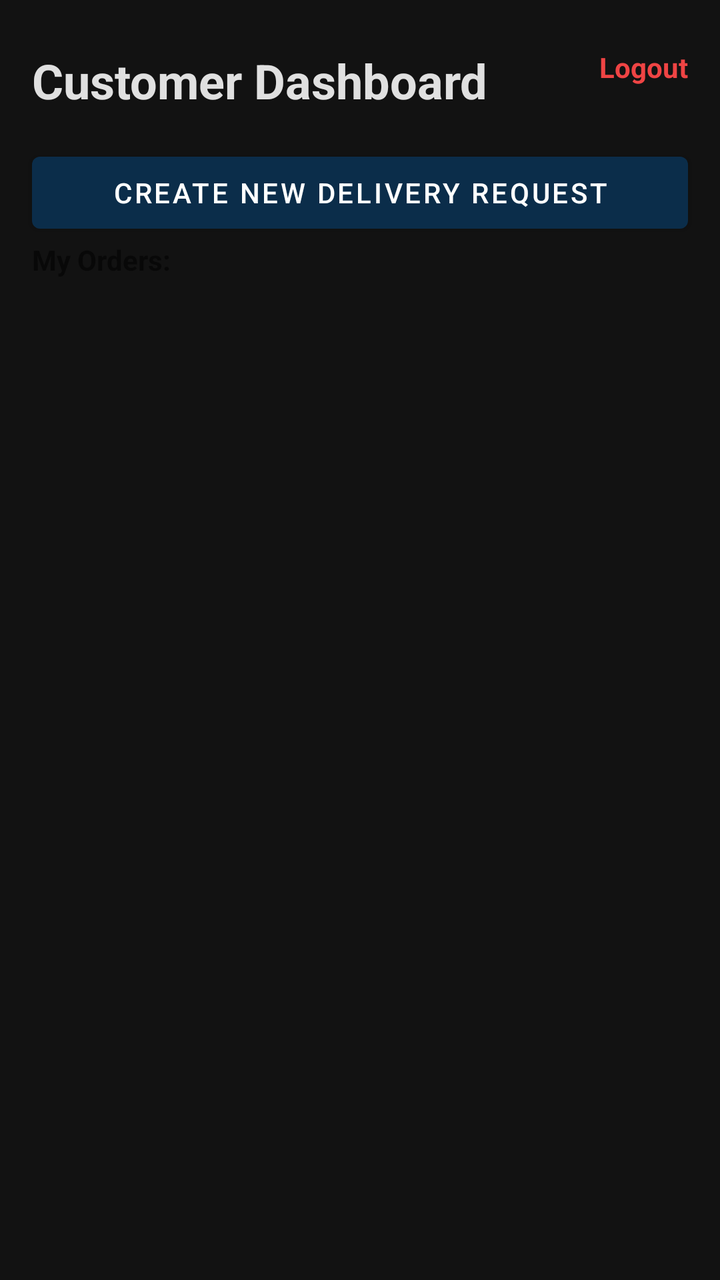
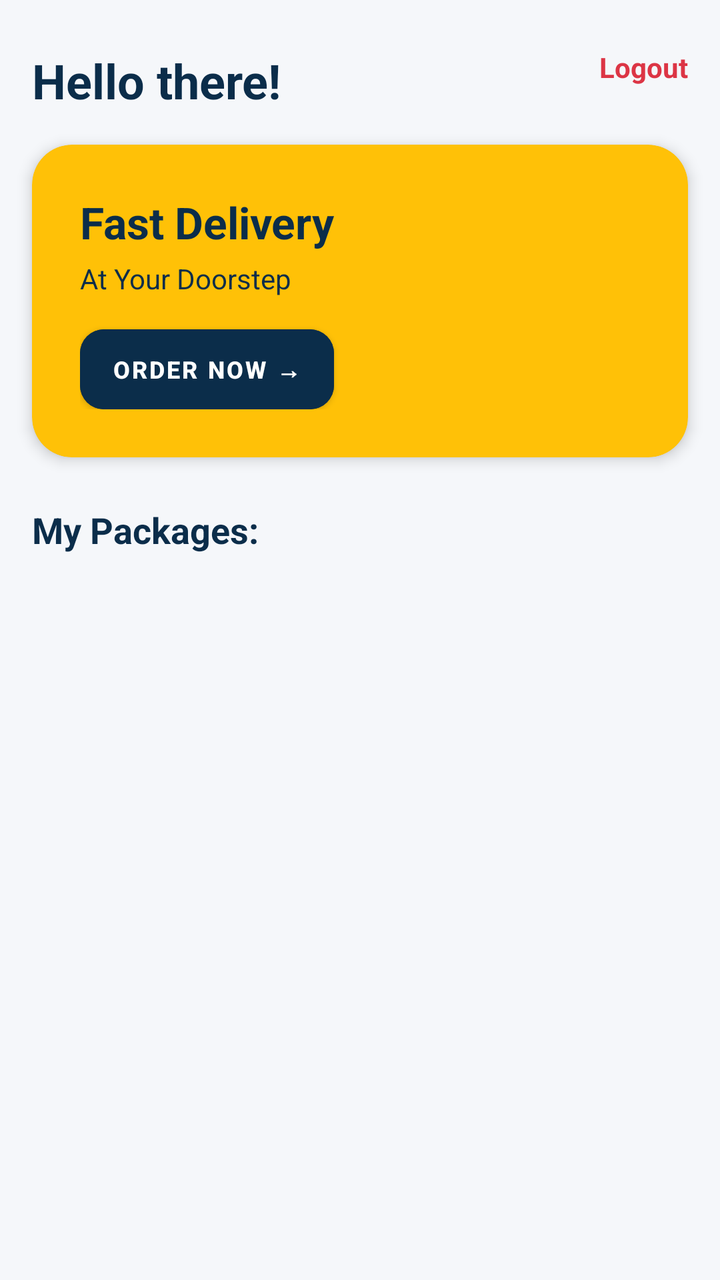

An Android layout rendered at two revisions. The XML below is the earlier revision; the diff shows what the commit changed to produce the second picture.
<!-- AndroidManifest.xml: application theme Theme.LOAD -->
<!-- res/layout/activity_customer_dashboard.xml -->
<?xml version="1.0" encoding="utf-8"?>
<androidx.constraintlayout.widget.ConstraintLayout xmlns:android="http://schemas.android.com/apk/res/android"
    xmlns:app="http://schemas.android.com/apk/res-auto"
    android:layout_width="match_parent"
    android:layout_height="match_parent"
    android:background="@color/background">

    <TextView
        android:id="@+id/tvCustomerHeader"
        android:layout_width="wrap_content"
        android:layout_height="wrap_content"
        android:text="Customer Dashboard"
        android:textSize="24sp"
        android:textStyle="bold"
        android:textColor="@color/textPrimary"
        android:layout_marginTop="24dp"
        android:layout_marginStart="16dp"
        app:layout_constraintStart_toStartOf="parent"
        app:layout_constraintTop_toTopOf="parent" />

    <TextView
        android:id="@+id/tvLogout"
        android:layout_width="wrap_content"
        android:layout_height="wrap_content"
        android:text="Logout"
        android:textColor="@color/errorRed"
        android:textStyle="bold"
        android:textSize="14sp"
        android:layout_marginEnd="16dp"
        app:layout_constraintEnd_toEndOf="parent"
        app:layout_constraintTop_toTopOf="@id/tvCustomerHeader" />

    <Button
        android:id="@+id/btnCreateRequest"
        android:layout_width="match_parent"
        android:layout_height="wrap_content"
        android:text="Create New Delivery Request"
        android:layout_margin="16dp"
        app:layout_constraintTop_toBottomOf="@id/tvCustomerHeader" />

    <TextView
        android:id="@+id/tvMyOrdersLabel"
        android:layout_width="wrap_content"
        android:layout_height="wrap_content"
        android:text="My Orders:"
        android:textStyle="bold"
        android:layout_marginStart="16dp"
        app:layout_constraintTop_toBottomOf="@id/btnCreateRequest"
        app:layout_constraintStart_toStartOf="parent" />

    <androidx.recyclerview.widget.RecyclerView
        android:id="@+id/rvCustomerPackages"
        android:layout_width="match_parent"
        android:layout_height="0dp"
        android:layout_marginTop="8dp"
        app:layout_constraintBottom_toBottomOf="parent"
        app:layout_constraintTop_toBottomOf="@id/tvMyOrdersLabel" />
</androidx.constraintlayout.widget.ConstraintLayout>
<!-- resources referenced by this layout -->
<resources>
  <color name="background">#121212</color>
  <color name="errorRed">#EF4444</color>
  <color name="textPrimary">#E0E0E0</color>
  <style name="Theme.LOAD" parent="Theme.MaterialComponents.DayNight.NoActionBar">
          <item name="colorPrimary">@color/primary</item>
          <item name="colorPrimaryVariant">@color/primaryDark</item>
          <item name="colorOnPrimary">@color/white</item>
          <item name="colorSecondary">@color/accent</item>
          <item name="colorSecondaryVariant">@color/accent</item>
          <item name="colorOnSecondary">@color/primary</item> 
          <item name="android:statusBarColor">@color/primary</item>
          <item name="android:windowBackground">@color/background</item>
      </style>
  <color name="primary">#0B2D4A</color>
  <color name="primaryDark">#071F33</color>
  <color name="white">#FFFFFF</color>
  <color name="accent">#FFC107</color>
</resources>

<!-- the commit's change to res/layout/activity_customer_dashboard.xml (unified diff, before → after) -->
@@ -5,14 +5,15 @@
     android:layout_height="match_parent"
     android:background="@color/background">
 
+    
     <TextView
         android:id="@+id/tvCustomerHeader"
         android:layout_width="wrap_content"
         android:layout_height="wrap_content"
-        android:text="Customer Dashboard"
+        android:text="Hello there!"
         android:textSize="24sp"
         android:textStyle="bold"
-        android:textColor="@color/textPrimary"
+        android:textColor="@color/primary"
         android:layout_marginTop="24dp"
         android:layout_marginStart="16dp"
         app:layout_constraintStart_toStartOf="parent"
@@ -30,24 +31,72 @@
         app:layout_constraintEnd_toEndOf="parent"
         app:layout_constraintTop_toTopOf="@id/tvCustomerHeader" />
 
-    <Button
-        android:id="@+id/btnCreateRequest"
+    
+    <com.google.android.material.card.MaterialCardView
+        android:id="@+id/heroBanner"
         android:layout_width="match_parent"
         android:layout_height="wrap_content"
-        android:text="Create New Delivery Request"
-        android:layout_margin="16dp"
-        app:layout_constraintTop_toBottomOf="@id/tvCustomerHeader" />
+        android:layout_marginStart="16dp"
+        android:layout_marginEnd="16dp"
+        android:layout_marginTop="16dp"
+        app:cardCornerRadius="20dp"
+        app:cardElevation="4dp"
+        app:cardBackgroundColor="@color/accent"
+        app:layout_constraintTop_toBottomOf="@id/tvCustomerHeader">
 
+        <LinearLayout
+            android:layout_width="match_parent"
+            android:layout_height="wrap_content"
+            android:orientation="vertical"
+            android:padding="24dp">
+
+            <TextView
+                android:layout_width="wrap_content"
+                android:layout_height="wrap_content"
+                android:text="Fast Delivery"
+                android:textSize="22sp"
+                android:textStyle="bold"
+                android:textColor="@color/primary" />
+
+            <TextView
+                android:layout_width="wrap_content"
+                android:layout_height="wrap_content"
+                android:text="At Your Doorstep"
+                android:textSize="14sp"
+                android:textColor="@color/primary"
+                android:layout_marginTop="4dp" />
+
+            <Button
+                android:id="@+id/btnCreateRequest"
+                android:layout_width="wrap_content"
+                android:layout_height="40dp"
+                android:text="Order Now →"
+                android:textColor="@color/white"
+                android:textSize="12sp"
+                android:textStyle="bold"
+                android:backgroundTint="@color/primary"
+                android:layout_marginTop="16dp"
+                android:insetTop="0dp"
+                android:insetBottom="0dp"
+                app:cornerRadius="12dp" />
+        </LinearLayout>
+    </com.google.android.material.card.MaterialCardView>
+
+    
     <TextView
         android:id="@+id/tvMyOrdersLabel"
         android:layout_width="wrap_content"
         android:layout_height="wrap_content"
-        android:text="My Orders:"
+        android:text="My Packages:"
         android:textStyle="bold"
+        android:textSize="18sp"
+        android:textColor="@color/primary"
         android:layout_marginStart="16dp"
-        app:layout_constraintTop_toBottomOf="@id/btnCreateRequest"
-        app:layout_constraintStart_toStartOf="parent" />
+        android:layout_marginTop="24dp"
+        app:layout_constraintStart_toStartOf="parent"
+        app:layout_constraintTop_toBottomOf="@id/heroBanner" />
 
+    
     <androidx.recyclerview.widget.RecyclerView
         android:id="@+id/rvCustomerPackages"
         android:layout_width="match_parent"
@@ -55,4 +104,5 @@
         android:layout_marginTop="8dp"
         app:layout_constraintBottom_toBottomOf="parent"
         app:layout_constraintTop_toBottomOf="@id/tvMyOrdersLabel" />
+
 </androidx.constraintlayout.widget.ConstraintLayout>
<!-- resource entries referenced after the edit -->
@@ -1,20 +1,21 @@
 <!-- resources referenced by this layout -->
 <resources>
-  <color name="background">#121212</color>
-  <color name="errorRed">#EF4444</color>
-  <color name="textPrimary">#E0E0E0</color>
+  <color name="background">#F5F7FA</color>
+  <color name="errorRed">#DC3545</color>
   <style name="Theme.LOAD" parent="Theme.MaterialComponents.DayNight.NoActionBar">
           <item name="colorPrimary">@color/primary</item>
           <item name="colorPrimaryVariant">@color/primaryDark</item>
           <item name="colorOnPrimary">@color/white</item>
+  
           <item name="colorSecondary">@color/accent</item>
           <item name="colorSecondaryVariant">@color/accent</item>
-          <item name="colorOnSecondary">@color/primary</item> 
+          <item name="colorOnSecondary">@color/primary</item>
+  
           <item name="android:statusBarColor">@color/primary</item>
-          <item name="android:windowBackground">@color/background</item>
+          <item name="android:windowLightStatusBar">false</item>
       </style>
   <color name="primary">#0B2D4A</color>
-  <color name="primaryDark">#071F33</color>
+  <color name="primaryDark">#061A2B</color>
   <color name="white">#FFFFFF</color>
   <color name="accent">#FFC107</color>
 </resources>
